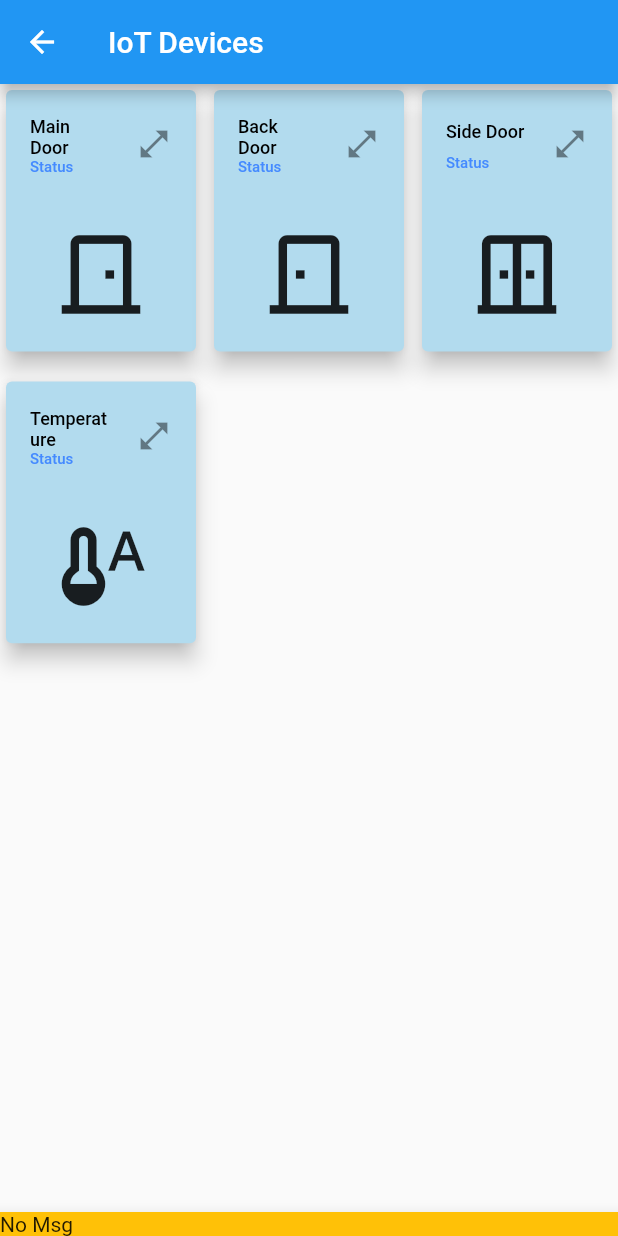
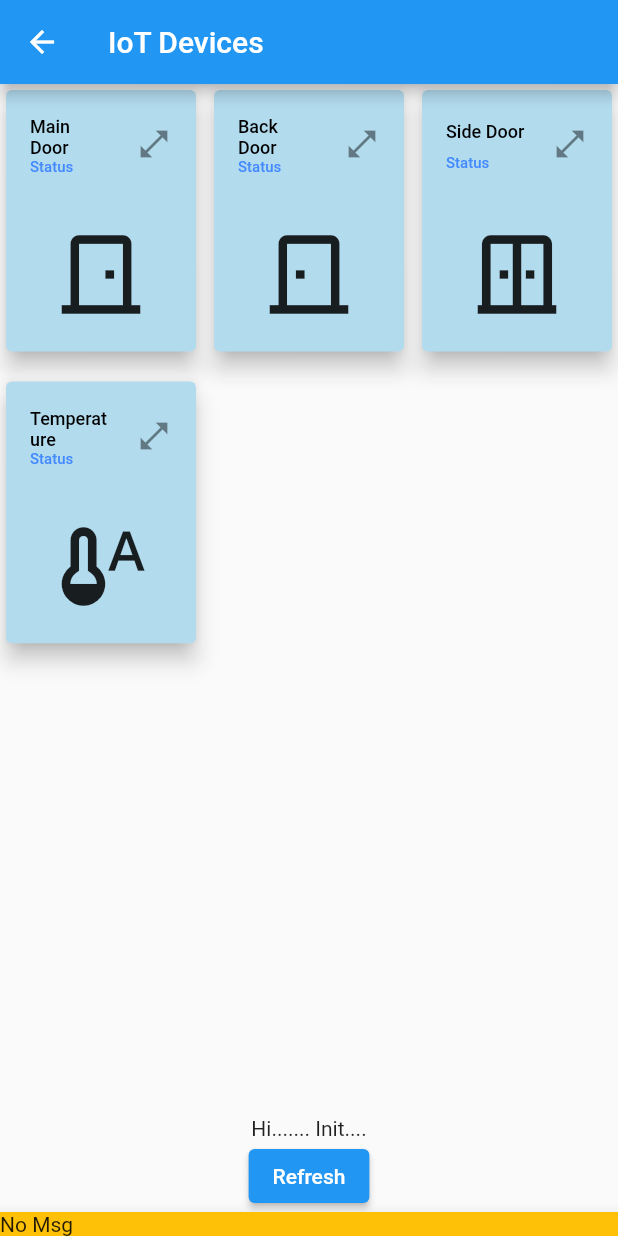
Before and after one commit to aseemsethi/my_app, a Flutter app: the HomePage screen opened by its route, after a tap on "IOT Info", on a phone screen of 412 x 824 dp. Run offline on Flutter 3.47's test engine with Material 2 defaults, Android fonts, the phone set to English and light mode, and no system bars; our stand-ins replace firebase_auth, firebase_core, font_awesome_flutter, google_sign_in, sqflite; missing offline and left inert: flutter_foreground_task, mqtt_client; accounts and stored records are empty.

Commit message:
IOT page now sees DB

```diff
--- a/lib/main.dart
+++ b/lib/main.dart
@@ -2,6 +2,7 @@ import 'package:firebase_core/firebase_core.dart';
 import 'package:flutter/material.dart';
 import 'package:my_app/screens/welcome_page.dart';
 import 'package:my_app/screens/mqtt_page.dart';
+import 'package:my_app/utils/db_helper.dart';
 import 'navigation/navigate.dart';
 import 'utils/constants.dart';
 import '../utils/mqttAppState.dart';
@@ -22,8 +23,15 @@ void main() async {
   );
   // runApp(MyApp());
   runApp(
-    ChangeNotifierProvider(
-      create: (context) => MQTTAppState(),
+    // ChangeNotifierProvider(
+    //   create: (context) => MQTTAppState(),
+    //   child: MyApp(),
+    // ),
+    MultiProvider(
+      providers: [
+        ChangeNotifierProvider(create: (_) => MQTTAppState()),
+        ChangeNotifierProvider(create: (_) => DatabaseHelper.instance),
+      ],
       child: MyApp(),
     ),
   );
--- a/lib/screens/iot.dart
+++ b/lib/screens/iot.dart
@@ -1,5 +1,7 @@
 import 'package:flutter/material.dart';
 import 'package:provider/provider.dart';
+import '../utils/db_helper.dart';
+import '../utils/db_helper.dart';
 import '../utils/mqttAppState.dart';
 
 // class IoTPage extends StatefulWidget {
@@ -56,16 +58,34 @@ class deviceIcons extends StatelessWidget {
   }
 }
 
-class IoTPage extends StatelessWidget {
+class IoTPage extends StatefulWidget {
+  @override
+  State<StatefulWidget> createState() {
+    return _IoTPageState();
+  }
+}
+
+class _IoTPageState extends State<IoTPage> {
   String msg = "Init";
   @override
   Widget build(BuildContext context) {
     Size size = MediaQuery.of(context).size;
     var mqtt = context.watch<MQTTAppState>(); // rebuild when mqttState changes
+    DatabaseHelper? dbHelper;
+    dbHelper = context.watch<DatabaseHelper>(); // rebuild when dbHelper changes
+    var t;
+    print('iot: build..');
+
+    Future<String> getTemp() {
+      //return Future.delayed(Duration(seconds: 2), () {
+      return dbHelper!.queryTemp();
+      //});
+    }
 
     /*24 is for notification bar on Android*/
     final double itemHeight = (size.height - kToolbarHeight - 24) / 4;
     final double itemWidth = size.width / 3;
+    //return FutureBuilder(builder: builder) {
     return Scaffold(
       appBar: AppBar(
         title: Text("IoT Devices"),
@@ -74,7 +94,14 @@ class IoTPage extends StatelessWidget {
         child: Text(mqtt.mqttMsg.value),
         color: Colors.amber,
       ),
-      body: GridView.count(
+      body: FutureBuilder(
+        builder: (ctx, snapshot) {
+          if (snapshot.connectionState == ConnectionState.done) {
+            if (snapshot.hasData) {
+              print('yyy - ${snapshot.data}');
+              return Column(children: <Widget>[
+                Expanded(
+                    child: GridView.count(
                         crossAxisCount: 3,
                         childAspectRatio: (itemWidth / itemHeight),
                         crossAxisSpacing: 4.0,
@@ -83,7 +110,25 @@ class IoTPage extends StatelessWidget {
                           return Center(
                             child: deviceIcons(choice: devices[index]),
                           );
-          })),
+                        }))),
+                Text('Hi....... ${snapshot.data}....'),
+                ElevatedButton(
+                  onPressed: () {
+                    setState(() {
+                      //getTemp();
+                    });
+                  },
+                  child: const Text("Refresh"),
+                )
+              ]);
+            } else {
+              return const CircularProgressIndicator();
+            }
+          }
+          return const CircularProgressIndicator();
+        },
+        future: getTemp(),
+      ),
     );
   }
 }
--- a/lib/screens/mqtt_page.dart
+++ b/lib/screens/mqtt_page.dart
@@ -29,6 +29,8 @@ class _MqttPageState extends State<MqttPage> {
     print("MqttPage build...");
     currentAppState =
         context.watch<MQTTAppState>(); // rebuild when mqttState changes
+    dbHelper =
+        context.watch<DatabaseHelper>(); // rebuild when mqttState changes
     return AnimatedBuilder(
       animation: Listenable.merge(
           [currentAppState.mqttState, currentAppState.mqttMsg]),
@@ -142,7 +144,7 @@ class _MqttPageState extends State<MqttPage> {
                         Expanded(
                             child: ElevatedButton(
                           onPressed: () {
-                            dbHelper = DatabaseHelper.instance;
+                            //dbHelper = DatabaseHelper.instance;
                             dbHelper!.clean();
                           },
                           style: ElevatedButton.styleFrom(
--- a/lib/utils/db_helper.dart
+++ b/lib/utils/db_helper.dart
@@ -1,10 +1,11 @@
 import 'dart:io';
 
+import 'package:flutter/cupertino.dart';
 import 'package:path/path.dart';
 import 'package:sqflite/sqflite.dart';
 import 'package:path_provider/path_provider.dart';
 
-class DatabaseHelper {
+class DatabaseHelper with ChangeNotifier {
   static final _databaseName = "mqtt.db";
   static final _databaseVersion = 1;
   static final table = 'my_table';
@@ -77,6 +78,15 @@ class DatabaseHelper {
         'UPDATE my_table SET $columnLog = \'$log\' WHERE $columnName = \'$dev\'');
   }
 
+  Future<String> queryTemp() async {
+    Database? db = await instance.database;
+    var res = await db!
+        .rawQuery('SELECT log FROM my_table where device = \'temperature\'');
+    print('DB query Temp: $res');
+    print('DB: ${res[0]['log']}');
+    return res[0]['log'].toString();
+  }
+
   // All of the rows are returned as a list of maps, where each map is
   // a key-value list of columns.
   Future<List<Map<String, dynamic>>> queryAllRows() async {
```
Lines whose indentation alone changed are shown as unchanged.
